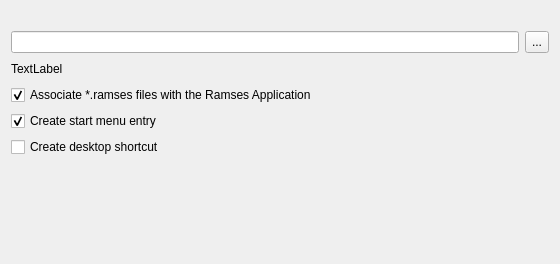
Above: packages/org.rxlaboratory.ramses.client/meta/targetWidget.ui from RxLaboratory/Ramses-Installer before the change. Below: the same form after it.
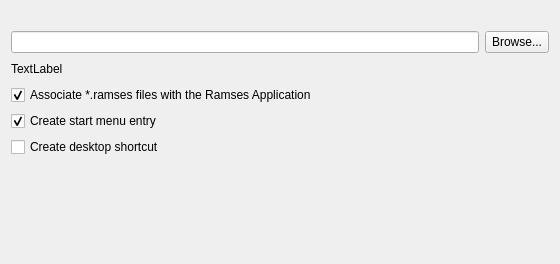
That is the form after the change.

What changed in the file:
```diff
--- a/packages/org.rxlaboratory.ramses.client/meta/targetWidget.ui
+++ b/packages/org.rxlaboratory.ramses.client/meta/targetWidget.ui
@@ -36,11 +36,7 @@
    <item>
     <layout class="QHBoxLayout" name="horizontalLayout">
      <item>
-      <widget class="QLineEdit" name="targetDirectory">
-       <property name="readOnly">
-        <bool>true</bool>
-       </property>
-      </widget>
+      <widget class="QLineEdit" name="targetDirectory"/>
      </item>
      <item>
       <widget class="QToolButton" name="targetChooser">
@@ -57,7 +53,7 @@
         </size>
        </property>
        <property name="text">
-        <string>...</string>
+        <string>Browse...</string>
        </property>
       </widget>
      </item>
```
Left out of the diff: 4 changed lines with no effect on the pictures.
